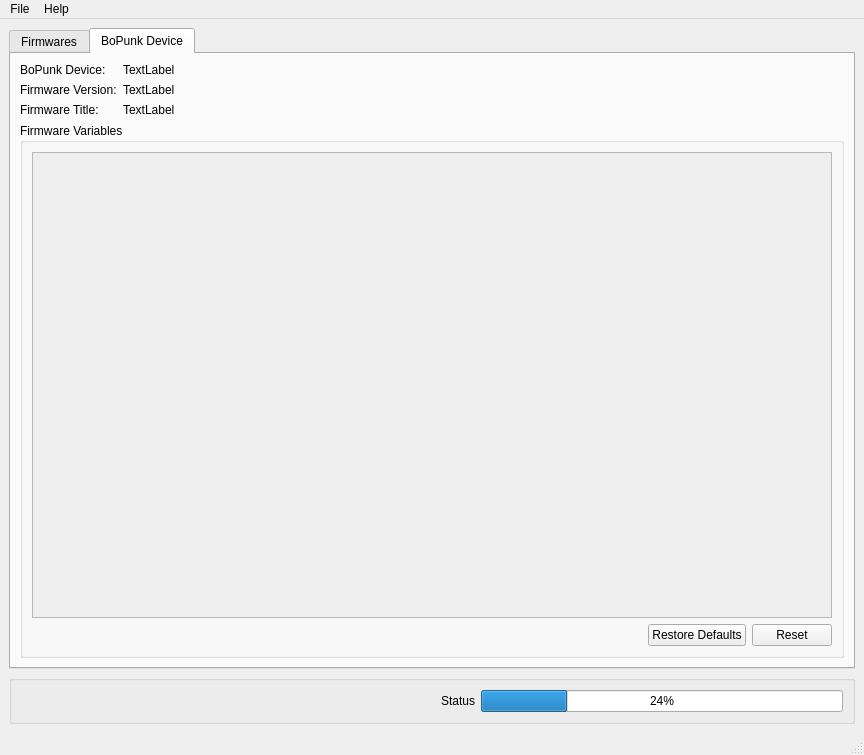
Qt form interface/BoPunkMainWindow.ui (elcritch/bopunk) before a commit.
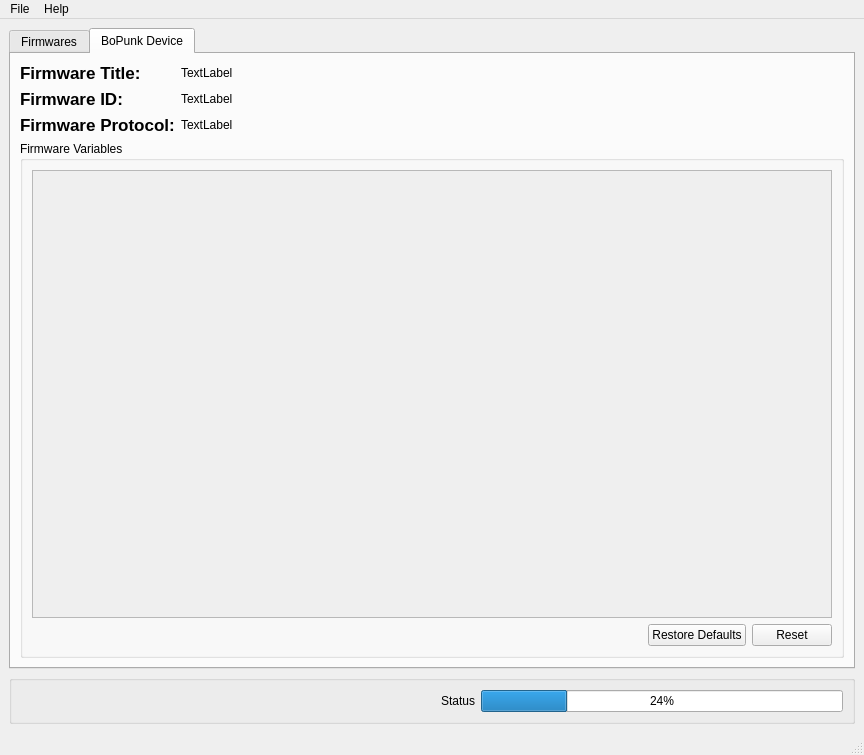
The same form after that commit. Custom widgets are drawn as their Qt base class.

Commit message: updated Proxy to report BoPunk version info, updated variable width

Diff of the .ui file:
```diff
--- a/interface/BoPunkMainWindow.ui
+++ b/interface/BoPunkMainWindow.ui
@@ -220,7 +220,11 @@
           <item row="0" column="0" >
            <widget class="QLabel" name="label_3" >
             <property name="text" >
-             <string>BoPunk Device: </string>
+             <string>&lt;!DOCTYPE HTML PUBLIC "-//W3C//DTD HTML 4.0//EN" "http://www.w3.org/TR/REC-html40/strict.dtd">
+&lt;html>&lt;head>&lt;meta name="qrichtext" content="1" />&lt;style type="text/css">
+p, li { white-space: pre-wrap; }
+&lt;/style>&lt;/head>&lt;body style=" font-family:'Lucida Grande'; font-size:13pt; font-weight:400; font-style:normal;">
+&lt;p style=" margin-top:0px; margin-bottom:0px; margin-left:0px; margin-right:0px; -qt-block-indent:0; text-indent:0px;">&lt;span style=" font-weight:600;">Firmware Title:&lt;/span>&lt;/p>&lt;/body>&lt;/html></string>
             </property>
            </widget>
           </item>
@@ -234,7 +238,11 @@
           <item row="1" column="0" >
            <widget class="QLabel" name="label_4" >
             <property name="text" >
-             <string>Firmware Version:</string>
+             <string>&lt;!DOCTYPE HTML PUBLIC "-//W3C//DTD HTML 4.0//EN" "http://www.w3.org/TR/REC-html40/strict.dtd">
+&lt;html>&lt;head>&lt;meta name="qrichtext" content="1" />&lt;style type="text/css">
+p, li { white-space: pre-wrap; }
+&lt;/style>&lt;/head>&lt;body style=" font-family:'Lucida Grande'; font-size:13pt; font-weight:400; font-style:normal;">
+&lt;p style=" margin-top:0px; margin-bottom:0px; margin-left:0px; margin-right:0px; -qt-block-indent:0; text-indent:0px;">&lt;span style=" font-weight:600;">Firmware ID:&lt;/span>&lt;/p>&lt;/body>&lt;/html></string>
             </property>
            </widget>
           </item>
@@ -248,7 +256,11 @@
           <item row="2" column="0" >
            <widget class="QLabel" name="label_5" >
             <property name="text" >
-             <string>Firmware Title:</string>
+             <string>&lt;!DOCTYPE HTML PUBLIC "-//W3C//DTD HTML 4.0//EN" "http://www.w3.org/TR/REC-html40/strict.dtd">
+&lt;html>&lt;head>&lt;meta name="qrichtext" content="1" />&lt;style type="text/css">
+p, li { white-space: pre-wrap; }
+&lt;/style>&lt;/head>&lt;body style=" font-family:'Lucida Grande'; font-size:13pt; font-weight:400; font-style:normal;">
+&lt;p style=" margin-top:0px; margin-bottom:0px; margin-left:0px; margin-right:0px; -qt-block-indent:0; text-indent:0px;">&lt;span style=" font-weight:600;">Firmware Protocol:&lt;/span>&lt;/p>&lt;/body>&lt;/html></string>
             </property>
            </widget>
           </item>
```
Left out of the diff: 8 changed lines with no effect on the pictures. The commit also changes 7 other files.
